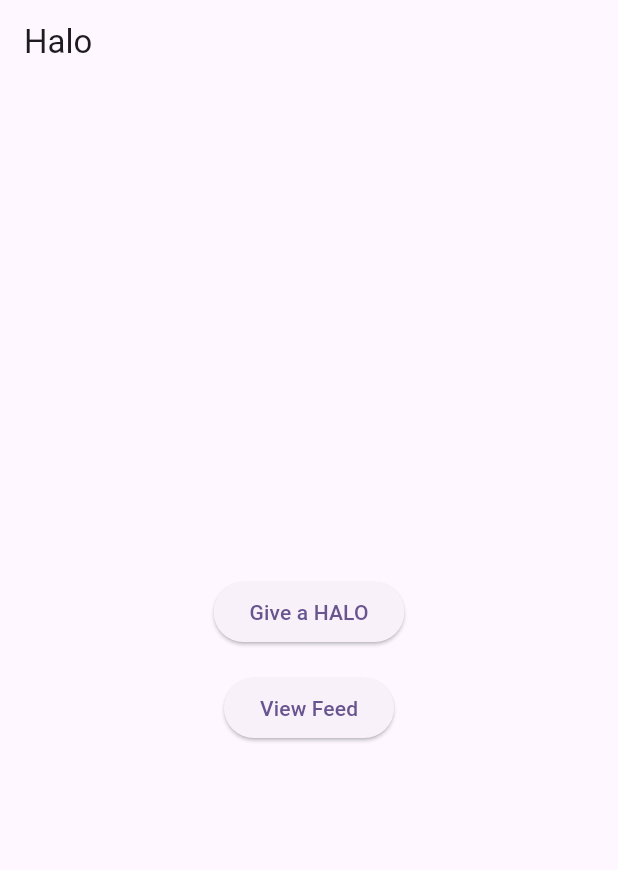
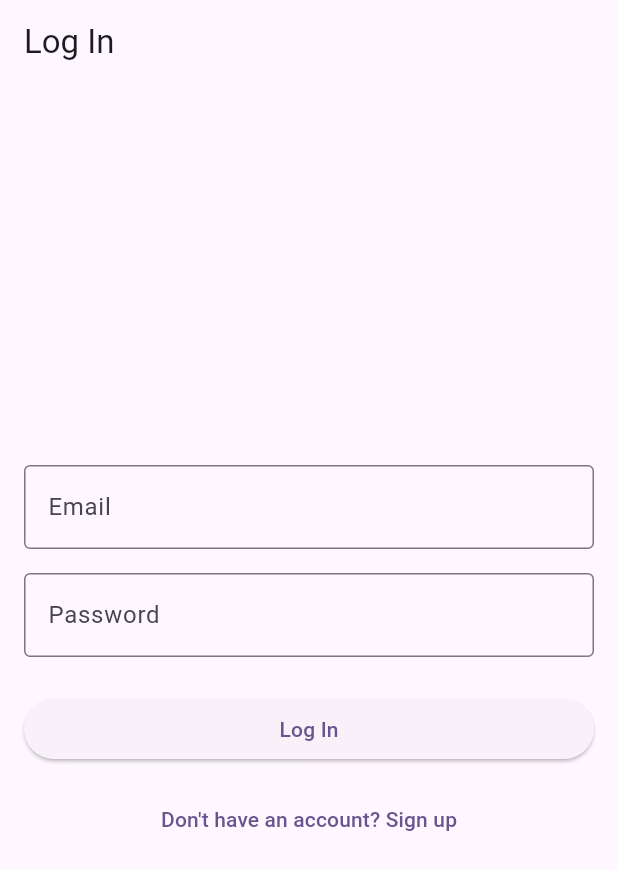
Before and after one commit to srinithi7/Halo, a Flutter app: the screen it shows after launch, on a phone screen of 412 x 824 dp. Shown: the top 870 px of the screen. Run offline on Flutter 3.47's test engine with Material 3 defaults, Android fonts, the phone set to English and light mode, and no system bars; our stand-ins replace cloud_firestore, firebase_auth, firebase_core; accounts and stored records are empty; generated files the repository leaves out were written again.

Commit message:
Add email/password login and signup, gating entry to the feed
Adds LoginScreen and SignupScreen (Firebase Auth email/password, with
friendly SnackBar error messages for common failures) as the app's
entry point. Replaces the earlier anonymous-auth bootstrap: senderId
now comes from a real account's uid instead of a device-scoped
anonymous uid, per an explicit call to keep the identity layer simple
now that login is mandatory. senderId itself is still never read or
rendered by any UI code. Also adds a FAB on the feed screen to reach
the submit screen, replacing the now-removed HomeScreen hub.

Co-Authored-By: Claude Sonnet 5 <noreply@anthropic.com>

```diff
--- /dev/null
+++ b/lib/constants.dart
@@ -0,0 +1,3 @@
+// Placeholder until group selection/membership exists — every user lands
+// in the same shared group.
+const String defaultGroupId = 'default-group';
--- a/lib/main.dart
+++ b/lib/main.dart
@@ -1,27 +1,14 @@
-import 'package:firebase_auth/firebase_auth.dart';
 import 'package:firebase_core/firebase_core.dart';
 import 'package:flutter/material.dart';
 
 import 'firebase_options.dart';
-import 'screens/recognition_feed_screen.dart';
-import 'screens/recognition_submit_screen.dart';
-
-// No group-selection UI yet — every post lands in one shared default group
-// until groups are built out.
-const String _defaultGroupId = 'default-group';
+import 'screens/login_screen.dart';
 
 void main() async {
   WidgetsFlutterBinding.ensureInitialized();
   await Firebase.initializeApp(
     options: DefaultFirebaseOptions.currentPlatform,
   );
-
-  // Anonymous Auth gives every device a stable Firebase uid — used only as
-  // senderId for backend moderation/abuse tracing — without collecting any
-  // identifying information, keeping the app's anonymity guarantee intact.
-  if (FirebaseAuth.instance.currentUser == null) {
-    await FirebaseAuth.instance.signInAnonymously();
-  }
 
   runApp(const MyApp());
 }
@@ -37,44 +24,7 @@ class MyApp extends StatelessWidget {
         colorScheme: ColorScheme.fromSeed(seedColor: Colors.deepPurple),
         useMaterial3: true,
       ),
-      home: const HomeScreen(),
+      home: const LoginScreen(),
     );
   }
 }
-
-class HomeScreen extends StatelessWidget {
-  const HomeScreen({super.key});
-
-  @override
-  Widget build(BuildContext context) {
-    return Scaffold(
-      appBar: AppBar(title: const Text('Halo')),
-      body: Center(
-        child: Column(
-          mainAxisAlignment: MainAxisAlignment.center,
-          children: [
-            ElevatedButton(
-              onPressed: () => Navigator.of(context).push(
-                MaterialPageRoute(
-                  builder: (_) =>
-                      const RecognitionSubmitScreen(groupId: _defaultGroupId),
-                ),
-              ),
-              child: const Text('Give a HALO'),
-            ),
-            const SizedBox(height: 16),
-            ElevatedButton(
-              onPressed: () => Navigator.of(context).push(
-                MaterialPageRoute(
-                  builder: (_) =>
-                      const RecognitionFeedScreen(groupId: _defaultGroupId),
-                ),
-              ),
-              child: const Text('View Feed'),
-            ),
-          ],
-        ),
-      ),
-    );
-  }
-}
--- /dev/null
+++ b/lib/screens/login_screen.dart
@@ -0,0 +1,123 @@
+import 'package:firebase_auth/firebase_auth.dart';
+import 'package:flutter/material.dart';
+
+import '../constants.dart';
+import '../utils/firebase_auth_errors.dart';
+import 'recognition_feed_screen.dart';
+import 'signup_screen.dart';
+
+/// Email/password sign-in. On success, replaces itself with the recognition
+/// feed — this is the '/login' route referenced from main.dart's routing
+/// table.
+class LoginScreen extends StatefulWidget {
+  const LoginScreen({super.key});
+
+  @override
+  State<LoginScreen> createState() => _LoginScreenState();
+}
+
+class _LoginScreenState extends State<LoginScreen> {
+  final _formKey = GlobalKey<FormState>();
+  final _emailController = TextEditingController();
+  final _passwordController = TextEditingController();
+
+  bool _isSubmitting = false;
+
+  @override
+  void dispose() {
+    _emailController.dispose();
+    _passwordController.dispose();
+    super.dispose();
+  }
+
+  Future<void> _login() async {
+    if (!_formKey.currentState!.validate()) return;
+
+    setState(() => _isSubmitting = true);
+
+    try {
+      await FirebaseAuth.instance.signInWithEmailAndPassword(
+        email: _emailController.text.trim(),
+        password: _passwordController.text,
+      );
+
+      if (!mounted) return;
+      Navigator.of(context).pushReplacement(
+        MaterialPageRoute(
+          builder: (_) => const RecognitionFeedScreen(groupId: defaultGroupId),
+        ),
+      );
+    } on FirebaseAuthException catch (e) {
+      if (!mounted) return;
+      ScaffoldMessenger.of(context).showSnackBar(
+        SnackBar(content: Text(friendlyAuthErrorMessage(e))),
+      );
+    } finally {
+      if (mounted) setState(() => _isSubmitting = false);
+    }
+  }
+
+  @override
+  Widget build(BuildContext context) {
+    return Scaffold(
+      appBar: AppBar(title: const Text('Log In')),
+      body: Padding(
+        padding: const EdgeInsets.all(16),
+        child: Form(
+          key: _formKey,
+          child: Column(
+            crossAxisAlignment: CrossAxisAlignment.stretch,
+            mainAxisAlignment: MainAxisAlignment.center,
+            children: [
+              TextFormField(
+                controller: _emailController,
+                keyboardType: TextInputType.emailAddress,
+                decoration: const InputDecoration(
+                  labelText: 'Email',
+                  border: OutlineInputBorder(),
+                ),
+                validator: (value) => (value == null || value.trim().isEmpty)
+                    ? 'Please enter your email'
+                    : null,
+              ),
+              const SizedBox(height: 16),
+              TextFormField(
+                controller: _passwordController,
+                obscureText: true,
+                decoration: const InputDecoration(
+                  labelText: 'Password',
+                  border: OutlineInputBorder(),
+                ),
+                validator: (value) => (value == null || value.isEmpty)
+                    ? 'Please enter your password'
+                    : null,
+              ),
+              const SizedBox(height: 24),
+              ElevatedButton(
+                onPressed: _isSubmitting ? null : _login,
+                child: _isSubmitting
+                    ? const SizedBox(
+                        width: 20,
+                        height: 20,
+                        child: CircularProgressIndicator(strokeWidth: 2),
+                      )
+                    : const Text('Log In'),
+              ),
+              const SizedBox(height: 12),
+              TextButton(
+                onPressed: _isSubmitting
+                    ? null
+                    : () => Navigator.of(context).push(
+                          MaterialPageRoute(
+                            builder: (_) => const SignupScreen(),
+                          ),
+                        ),
+                child: const Text("Don't have an account? Sign up"),
+              ),
+            ],
+          ),
+        ),
+      ),
+    );
+  }
+}
--- /dev/null
+++ b/lib/utils/firebase_auth_errors.dart
@@ -0,0 +1,22 @@
+import 'package:firebase_auth/firebase_auth.dart';
+
+/// Maps a [FirebaseAuthException] from sign-in or sign-up to copy that's
+/// safe to show directly in a SnackBar.
+String friendlyAuthErrorMessage(FirebaseAuthException e) {
+  switch (e.code) {
+    case 'invalid-email':
+      return 'That email address looks invalid.';
+    case 'user-disabled':
+      return 'This account has been disabled.';
+    case 'user-not-found':
+    case 'wrong-password':
+    case 'invalid-credential':
+      return 'Incorrect email or password.';
+    case 'email-already-in-use':
+      return 'An account already exists for that email.';
+    case 'weak-password':
+      return 'Password is too weak — use at least 6 characters.';
+    default:
+      return e.message ?? 'Something went wrong. Please try again.';
+  }
+}
```
Also changed, not shown: lib/screens/recognition_feed_screen.dart (+10 -0 lines), lib/screens/signup_screen.dart (added, +115 -0 lines), firebase.json.
